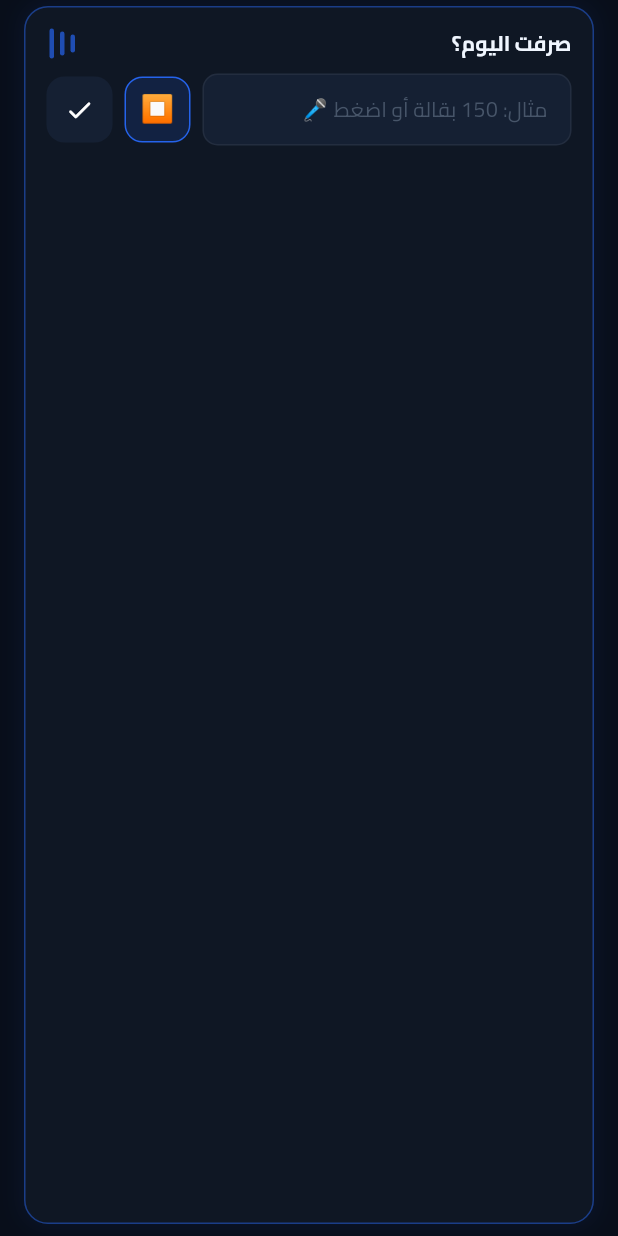
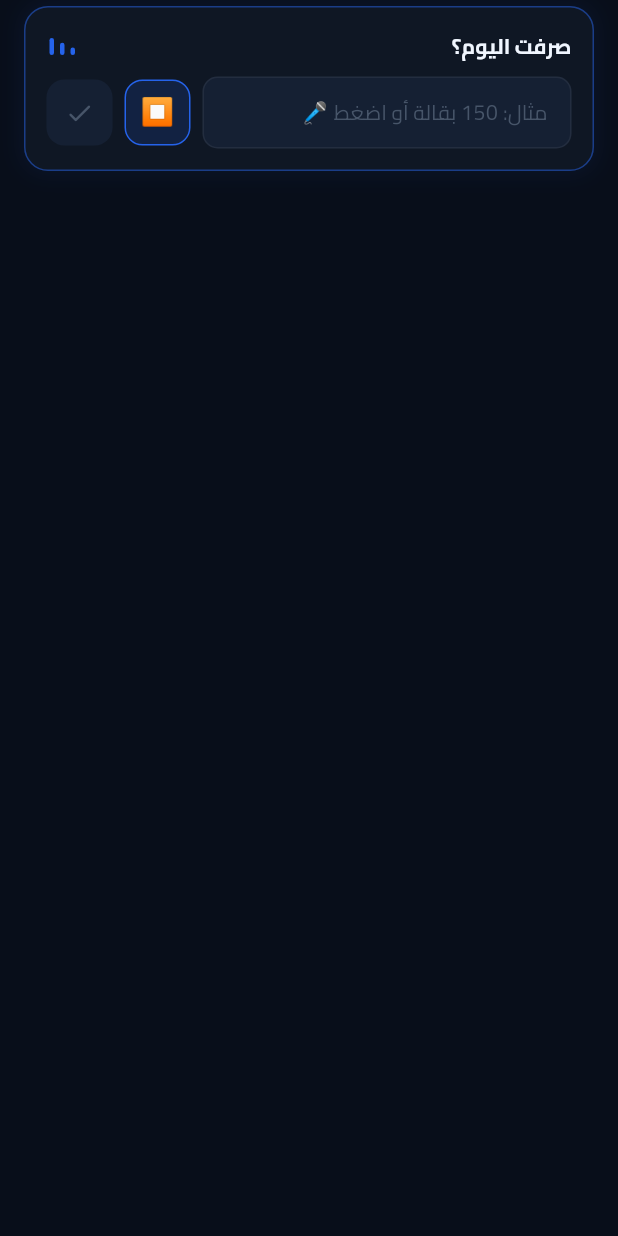
Before and after one commit to ReemAlsibakhi/mudabbir, a Flutter app: the DailyQuestionBar widget shown alone on an empty page, opened directly with empty values, after a tap on an icon or button, on a phone screen of 412 x 824 dp. Run offline on Flutter 3.47's test engine with Material 3 defaults, Android fonts, the phone set to English and light mode, and no system bars; our stand-ins replace equatable, flutter_local_notifications, flutter_riverpod, geocoding, geolocator, go_router and 7 more; missing offline and left inert: google_mlkit_text_recognition; accounts and stored records are empty.

Commit message:
fix: rewrite daily_question_bar + receipt_scanner — clean professional code
PROBLEMS IN PREVIOUS VERSION:
  receipt_scanner.dart:
    'from lib ...' inside build() method — invalid Dart syntax
    Missing categories.dart import at file level
    compile error on every build

  daily_question_bar.dart:
    Minor issues with speech_to_text API usage
    Not properly separated into sub-widgets

CLEAN REWRITE — receipt_scanner.dart:
  Architecture:
    ReceiptScanner          — main widget (scan button)
    _ConfirmSheet           — bottom sheet after OCR
    _ReceiptScannerState    — state logic, separated from UI

  OCR flow (4 clear steps):
    1. _showSourcePicker()  — camera or gallery modal
    2. _picker.pickImage()  — image_picker
    3. _extractAmountFromImage() — MLKit OCR + amount parsing
    4. _ConfirmSheet        — edit amount, select category, save

  _parseAmount():
    Handles Arabic-Indic digits (٠-٩) → ASCII
    Handles Arabic decimal separator (٫) → period
    Matches: 150 / 150.00 / 1,500
    Returns largest plausible number (= total)
    Bounds: 1 <= n <= 99999

CLEAN REWRITE — daily_question_bar.dart:
  Architecture:
    DailyQuestionBar        — main widget (orchestrator)
    _NaturalLanguageParser  — static parser, pure function
    _ParseResult            — immutable data class
    _MicButton              — isolated UI widget
    _SendButton             — isolated UI widget
    _PulseWave              — animated listening indicator

  Voice flow:
    _toggleListening()      — start/stop SpeechToText
    _onSpeechResult()       — update text field from voice
    _stopListening()        — stop + auto-submit if text present

  Parser:
    Normalizes Arabic digits
    Strips currency words (ريال / SAR)
    Extracts first number as amount
    Keyword matching for 6 categories
    Returns null if no number found

iOS PERMISSIONS ADDED to Info.plist:
  NSMicrophoneUsageDescription
  NSSpeechRecognitionUsageDescription
  (Camera + Photo already existed)

```diff
--- a/lib/features/daily/presentation/widgets/daily_question_bar.dart
+++ b/lib/features/daily/presentation/widgets/daily_question_bar.dart
@@ -1,5 +1,6 @@
 import 'package:flutter/material.dart';
 import 'package:flutter_riverpod/flutter_riverpod.dart';
+import 'package:speech_to_text/speech_recognition_result.dart';
 import 'package:speech_to_text/speech_to_text.dart';
 import '../../../../core/constants/app_strings.dart';
 import '../../../../core/constants/categories.dart';
@@ -10,12 +11,12 @@ import '../../../expenses/domain/usecases/add_expense_usecase.dart';
 import '../providers/daily_notifier.dart';
 
 // ══════════════════════════════════════════════════════════
-// DailyQuestionBar — "صرفت اليوم؟" — الـ PRD المتطلب الأول
-// يظهر في الجزء العلوي من شاشة اليوم
-// يدعم:
-//   1. إدخال نصي مباشر "150 بقالة"
-//   2. إدخال صوتي "قل صرفت 150 ريال على البقالة"
-//   3. تصنيف تلقائي من الكلمات المفتاحية
+// DailyQuestionBar
+// The main daily entry point: "صرفت اليوم؟"
+// Supports:
+//   • Text input:  "150 بقالة"
+//   • Voice input: say "صرفت 150 ريال على البقالة"
+//   • Auto-categorization from Arabic keywords
 // ══════════════════════════════════════════════════════════
 
 class DailyQuestionBar extends ConsumerStatefulWidget {
@@ -23,75 +24,105 @@ class DailyQuestionBar extends ConsumerStatefulWidget {
   const DailyQuestionBar({super.key, required this.month});
 
   @override
-  ConsumerState<DailyQuestionBar> createState() => _State();
+  ConsumerState<DailyQuestionBar> createState() => _DailyQuestionBarState();
 }
 
-class _State extends ConsumerState<DailyQuestionBar> {
-  final _ctrl     = TextEditingController();
-  final _speech   = SpeechToText();
-  bool  _loading  = false;
-  bool  _listening = false;
+class _DailyQuestionBarState extends ConsumerState<DailyQuestionBar> {
+  final _ctrl        = TextEditingController();
+  final _speech      = SpeechToText();
   bool  _speechReady = false;
+  bool  _listening   = false;
+  bool  _submitting  = false;
 
   @override
   void initState() {
     super.initState();
+    _ctrl.addListener(() => setState(() {})); // rebuild send button
     _initSpeech();
   }
 
   Future<void> _initSpeech() async {
-    _speechReady = await _speech.initialize(
-      onStatus: (s) {
-        if (s == 'done' || s == 'notListening') {
-          if (mounted) setState(() => _listening = false);
-          if (_ctrl.text.isNotEmpty) _parseAndSubmit(_ctrl.text);
+    final available = await _speech.initialize(
+      onError:  (_) => _stopListening(),
+      onStatus: (status) {
+        if ((status == 'done' || status == 'notListening') && mounted) {
+          _stopListening();
         }
       },
     );
-    if (mounted) setState(() {});
+    if (mounted) setState(() => _speechReady = available);
   }
 
   @override
-  void dispose() { _ctrl.dispose(); _speech.stop(); super.dispose(); }
+  void dispose() {
+    _ctrl.dispose();
+    _speech.cancel();
+    super.dispose();
+  }
 
   @override
-  Widget build(BuildContext context) => Container(
+  Widget build(BuildContext context) {
+    return Container(
       margin:  const EdgeInsets.fromLTRB(16, 4, 16, 8),
-    padding: const EdgeInsets.fromLTRB(14, 12, 14, 12),
+      padding: const EdgeInsets.all(14),
       decoration: BoxDecoration(
         color:        AppColors.surface1,
         borderRadius: BorderRadius.circular(16),
-      border:       Border.all(
+        border: Border.all(
           color: _listening
               ? AppColors.accent.withOpacity(0.5)
-            : AppColors.border),
+              : AppColors.border,
+        ),
         boxShadow: _listening
-          ? [BoxShadow(color: AppColors.accent.withOpacity(0.08),
-              blurRadius: 12, spreadRadius: 1)]
+            ? [BoxShadow(
+                color:      AppColors.accent.withOpacity(0.08),
+                blurRadius: 12,
+                spreadRadius: 1)]
             : null,
       ),
       child: Column(
         crossAxisAlignment: CrossAxisAlignment.start,
+        mainAxisSize: MainAxisSize.min,
         children: [
-        // Question header
+          // ── Header row ────────────────────────────────
           Row(
             children: [
               Text(AppStrings.dailyQuestion,
                 style: AppTextStyles.bodyBold),
               const Spacer(),
-            if (_listening)
-              const _PulseWave(),
+              if (_listening) const _PulseWave(),
             ],
           ),
           const SizedBox(height: 8),
-        // Input row
+
+          // ── Input row ─────────────────────────────────
           Row(
             children: [
-            Expanded(
-              child: TextField(
+              Expanded(child: _buildTextField()),
+              const SizedBox(width: 8),
+              _MicButton(
+                listening:   _listening,
+                available:   _speechReady,
+                onTap:       _toggleListening,
+              ),
+              const SizedBox(width: 8),
+              _SendButton(
+                hasText:    _ctrl.text.trim().isNotEmpty,
+                submitting: _submitting,
+                onTap:      () => _submit(_ctrl.text),
+              ),
+            ],
+          ),
+        ],
+      ),
+    );
+  }
+
+  Widget _buildTextField() {
+    return TextField(
       controller:    _ctrl,
       textDirection: TextDirection.rtl,
-                onSubmitted:   _parseAndSubmit,
+      onSubmitted:   _submit,
       style: AppTextStyles.body.copyWith(color: AppColors.textPrimary),
       decoration: InputDecoration(
         hintText:       AppStrings.dailyQuestionHint,
@@ -105,140 +136,136 @@ class _State extends ConsumerState<DailyQuestionBar> {
           borderRadius: BorderRadius.circular(10),
           borderSide: BorderSide(color: AppColors.border),
         ),
+        focusedBorder: OutlineInputBorder(
+          borderRadius: BorderRadius.circular(10),
+          borderSide: BorderSide(color: AppColors.accent, width: 1.5),
         ),
       ),
-            ),
-            const SizedBox(width: 8),
-            // Voice button
-            GestureDetector(
-              onTap: _toggleListening,
-              child: AnimatedContainer(
-                duration: const Duration(milliseconds: 200),
-                width: 44, height: 44,
-                decoration: BoxDecoration(
-                  color: _listening
-                      ? AppColors.accent.withOpacity(0.15)
-                      : AppColors.surface2,
-                  borderRadius: BorderRadius.circular(12),
-                  border: Border.all(
-                    color: _listening ? AppColors.accent : AppColors.border),
-                ),
-                child: Center(
-                  child: Text(
-                    _listening ? '⏹️' : '🎤',
-                    style: const TextStyle(fontSize: 18)),
-                ),
-              ),
-            ),
-            const SizedBox(width: 8),
-            // Submit button
-            GestureDetector(
-              onTap: _loading ? null : () => _parseAndSubmit(_ctrl.text),
-              child: AnimatedContainer(
-                duration: const Duration(milliseconds: 200),
-                width: 44, height: 44,
-                decoration: BoxDecoration(
-                  gradient:     _ctrl.text.isEmpty ? null : AppColors.primary,
-                  color:        _ctrl.text.isEmpty ? AppColors.surface2 : null,
-                  borderRadius: BorderRadius.circular(12),
-                ),
-                child: Center(
-                  child: _loading
-                      ? const SizedBox(
-                          width: 16, height: 16,
-                          child: CircularProgressIndicator(
-                            strokeWidth: 2, color: Colors.white))
-                      : const Icon(Icons.check_rounded,
-                          size: 20, color: Colors.white),
-                ),
-              ),
-            ),
-          ],
-        ),
-      ],
-    ),
     );
+  }
+
+  // ── Voice ──────────────────────────────────────────────
 
   Future<void> _toggleListening() async {
     if (_listening) {
-      await _speech.stop();
-      setState(() => _listening = false);
-    } else if (_speechReady) {
+      _stopListening();
+      return;
+    }
+    if (!_speechReady) {
+      context.showSnack(AppStrings.voiceNotSupported,
+        color: AppColors.warning);
+      return;
+    }
+
     setState(() { _listening = true; _ctrl.clear(); });
+
     await _speech.listen(
-        onResult: (r) {
-          if (mounted) setState(() => _ctrl.text = r.recognizedWords);
-        },
-        localeId: 'ar_SA',
-        listenFor:     const Duration(seconds: 10),
-        pauseFor:      const Duration(seconds: 3),
+      onResult:  _onSpeechResult,
+      localeId:  'ar_SA',
+      listenFor: const Duration(seconds: 10),
+      pauseFor:  const Duration(seconds: 3),
     );
-    } else {
-      context.showSnack(AppStrings.voiceNotSupported, color: AppColors.warning);
+  }
+
+  void _onSpeechResult(SpeechRecognitionResult result) {
+    if (!mounted) return;
+    setState(() => _ctrl.text = result.recognizedWords);
+  }
+
+  void _stopListening() {
+    _speech.stop();
+    if (mounted) setState(() => _listening = false);
+    // Auto-submit if text was captured by voice
+    if (_ctrl.text.trim().isNotEmpty) {
+      _submit(_ctrl.text);
     }
   }
 
-  Future<void> _parseAndSubmit(String text) async {
+  // ── Submit ─────────────────────────────────────────────
+
+  Future<void> _submit(String text) async {
     final trimmed = text.trim();
-    if (trimmed.isEmpty) return;
-    setState(() => _loading = true);
+    if (trimmed.isEmpty || _submitting) return;
 
-    // Parse: extract amount + category from natural language
-    final parsed = _parseNaturalText(trimmed);
+    final parsed = _NaturalLanguageParser.parse(trimmed);
     if (parsed == null) {
-      if (mounted) {
       context.showSnack(AppStrings.voiceParseError, color: AppColors.error);
-        setState(() => _loading = false);
-      }
       return;
     }
 
+    setState(() => _submitting = true);
+
+    final cat   = getCategoryById(parsed.categoryId);
     final error = await ref.read(dailyActionsProvider).addExpenseAndLog(
       AddExpenseParams(
         categoryId: parsed.categoryId,
         name:       parsed.description.isNotEmpty
-            ? parsed.description
-            : getCategoryById(parsed.categoryId).nameAr,
+            ? parsed.description : cat.nameAr,
         amountRaw:  parsed.amount.toString(),
         date:       DateTime.now(),
       ),
     );
 
     if (!mounted) return;
-    setState(() { _loading = false; _ctrl.clear(); });
+    setState(() { _submitting = false; _ctrl.clear(); });
+
     if (error == null) {
       context.showSnack(
-        '✅ ${AppStrings.voiceAddedPre}${parsed.amount.toStringAsFixed(0)} '
-        '${AppStrings.voiceAddedMid}${getCategoryById(parsed.categoryId).nameAr}',
+        '${AppStrings.voiceAddedPre}'
+        '${parsed.amount.toStringAsFixed(0)} '
+        '${AppStrings.voiceAddedMid}'
+        '${cat.nameAr}',
         color: AppColors.success);
     } else {
       context.showSnack(error, color: AppColors.error);
     }
   }
+}
 
-  // Natural language parser: "صرفت 150 ريال على البقالة"
-  _ParseResult? _parseNaturalText(String text) {
-    // 1. Extract amount (first number found — Arabic or Latin digits)
-    final normalized = text
-        .replaceAllMapped(RegExp(r'[٠-٩]'),
-            (m) => (m.group(0)!.codeUnitAt(0) - 0x0660).toString())
+// ══════════════════════════════════════════════════════════
+// Natural Language Parser
+// Parses: "صرفت 150 ريال على البقالة" → amount=150, cat=food
+// ══════════════════════════════════════════════════════════
+
+class _ParseResult {
+  final double amount;
+  final String categoryId;
+  final String description;
+  const _ParseResult({
+    required this.amount,
+    required this.categoryId,
+    required this.description,
+  });
+}
+
+abstract final class _NaturalLanguageParser {
+  static _ParseResult? parse(String text) {
+    // 1. Normalize Arabic-Indic digits → ASCII
+    final cleaned = text
+        .replaceAllMapped(
+          RegExp(r'[٠-٩]'),
+          (m) => (m.group(0)!.codeUnitAt(0) - 0x0660).toString(),
+        )
         .replaceAll('ريال', '')
-        .replaceAll('SR', '')
-        .trim();
+        .replaceAll('رس', '')
+        .replaceAll('SAR', '')
+        .replaceAll('SR', '');
 
-    final amountMatch = RegExp(r'\d+(?:\.\d+)?').firstMatch(normalized);
-    if (amountMatch == null) return null;
-    final amount = double.tryParse(amountMatch.group(0)!);
+    // 2. Extract first number (the amount)
+    final numMatch = RegExp(r'\d+(?:\.\d+)?').firstMatch(cleaned);
+    if (numMatch == null) return null;
+
+    final amount = double.tryParse(numMatch.group(0)!);
     if (amount == null || amount <= 0) return null;
 
-    // 2. Detect category from keywords
-    final lower     = text.toLowerCase();
+    // 3. Detect category from Arabic keywords
+    final lower      = text;
     final categoryId = _detectCategory(lower);
 
-    // 3. Remaining text as description
-    final desc = normalized
-        .replaceFirst(amountMatch.group(0)!, '')
-        .replaceAll(RegExp(r'صرفت|على|في|من|ب|ال'), '')
+    // 4. Build description from remaining text
+    final desc = cleaned
+        .replaceFirst(numMatch.group(0)!, '')
+        .replaceAll(RegExp(r'صرفت|على|في|من|بـ?|ال'), '')
         .trim();
 
     return _ParseResult(
@@ -248,56 +275,148 @@ class _State extends ConsumerState<DailyQuestionBar> {
     );
   }
 
-  String _detectCategory(String text) {
-    if (_has(text, ['مطعم','أكل','وجبة','كافيه','قهوة','شاورما','برجر'])) return 'restaurants';
-    if (_has(text, ['بقالة','جرير','لولو','كارفور','سوبر','بنده','هايبر'])) return 'food';
-    if (_has(text, ['بنزين','وقود','سيارة','تاكسي','أوبر','كريم','باص'])) return 'transport';
-    if (_has(text, ['دواء','صيدلية','دكتور','مستشفى','كلينك','طبيب'])) return 'health';
-    if (_has(text, ['ملابس','تسوق','مول','شوبينج','هدية','أمازون'])) return 'shopping';
-    if (_has(text, ['فاتورة','كهرباء','ماء','انترنت','هاتف','اشتراك'])) return 'utilities';
+  static String _detectCategory(String text) {
+    if (_containsAny(text, ['مطعم','وجبة','كافيه','قهوة','شاورما',
+        'برجر','بيتزا','فطور','غداء','عشاء','أكل'])) return 'restaurants';
+    if (_containsAny(text, ['بقالة','جرير','لولو','كارفور','بنده',
+        'هايبر','سوبر','تمور','خضار','فواكه'])) return 'food';
+    if (_containsAny(text, ['بنزين','وقود','تاكسي','أوبر','كريم',
+        'باص','مواصلات','سيارة','توصيل'])) return 'transport';
+    if (_containsAny(text, ['دواء','صيدلية','دكتور','مستشفى',
+        'كلينك','طبيب','حجز','علاج'])) return 'health';
+    if (_containsAny(text, ['ملابس','تسوق','مول','شوبينج',
+        'هدية','أمازون','نون','زارا'])) return 'shopping';
+    if (_containsAny(text, ['فاتورة','كهرباء','ماء','انترنت',
+        'هاتف','اشتراك','ايجار','تلفون'])) return 'utilities';
     return 'other';
   }
 
-  bool _has(String text, List<String> keywords) =>
-      keywords.any((k) => text.contains(k));
+  static bool _containsAny(String text, List<String> keywords) =>
+      keywords.any(text.contains);
 }
 
-class _ParseResult {
-  final double amount;
-  final String categoryId, description;
-  const _ParseResult({required this.amount, required this.categoryId, required this.description});
+// ══════════════════════════════════════════════════════════
+// Sub-widgets
+// ══════════════════════════════════════════════════════════
+
+class _MicButton extends StatelessWidget {
+  final bool listening, available;
+  final VoidCallback onTap;
+  const _MicButton({
+    required this.listening,
+    required this.available,
+    required this.onTap,
+  });
+
+  @override
+  Widget build(BuildContext context) {
+    return GestureDetector(
+      onTap: onTap,
+      child: AnimatedContainer(
+        duration: const Duration(milliseconds: 200),
+        width: 44, height: 44,
+        decoration: BoxDecoration(
+          color: listening
+              ? AppColors.accent.withOpacity(0.15)
+              : AppColors.surface2,
+          borderRadius: BorderRadius.circular(12),
+          border: Border.all(
+            color: listening ? AppColors.accent : AppColors.border),
+        ),
+        child: Center(
+          child: Text(
+            listening ? '⏹️' : (available ? '🎤' : '🔇'),
+            style: const TextStyle(fontSize: 18)),
+        ),
+      ),
+    );
+  }
 }
 
-// Animated sound wave for listening state
+class _SendButton extends StatelessWidget {
+  final bool hasText, submitting;
+  final VoidCallback onTap;
+  const _SendButton({
+    required this.hasText,
+    required this.submitting,
+    required this.onTap,
+  });
+
+  @override
+  Widget build(BuildContext context) {
+    return GestureDetector(
+      onTap: (hasText && !submitting) ? onTap : null,
+      child: AnimatedContainer(
+        duration: const Duration(milliseconds: 200),
+        width: 44, height: 44,
+        decoration: BoxDecoration(
+          gradient: hasText && !submitting ? AppColors.primary : null,
+          color:    (!hasText || submitting) ? AppColors.surface2 : null,
+          borderRadius: BorderRadius.circular(12),
+        ),
+        child: Center(
+          child: submitting
+              ? const SizedBox(
+                  width: 18, height: 18,
+                  child: CircularProgressIndicator(
+                    strokeWidth: 2, color: Colors.white))
+              : Icon(
+                  Icons.check_rounded,
+                  size:  20,
+                  color: hasText ? Colors.white : AppColors.textTertiary),
+        ),
+      ),
+    );
+  }
+}
+
+// Animated pulse wave shown while listening
 class _PulseWave extends StatefulWidget {
   const _PulseWave();
-  @override State<_PulseWave> createState() => _PulseWaveState();
+
+  @override
+  State<_PulseWave> createState() => _PulseWaveState();
 }
+
 class _PulseWaveState extends State<_PulseWave>
     with SingleTickerProviderStateMixin {
-  late final AnimationController _c;
-  late final Animation<double> _anim;
+  late final AnimationController _ctrl;
+  late final Animation<double>   _anim;
+
   @override
   void initState() {
     super.initState();
-    _c = AnimationController(
-      vsync: this, duration: const Duration(milliseconds: 700))
-      ..repeat(reverse: true);
-    _anim = Tween<double>(begin: 0.5, end: 1.0).animate(_c);
+    _ctrl = AnimationController(
+      vsync:    this,
+      duration: const Duration(milliseconds: 700),
+    )..repeat(reverse: true);
+    _anim = Tween<double>(begin: 0.4, end: 1.0)
+        .animate(CurvedAnimation(parent: _ctrl, curve: Curves.easeInOut));
   }
-  @override void dispose() { _c.dispose(); super.dispose(); }
+
   @override
-  Widget build(BuildContext context) => AnimatedBuilder(
+  void dispose() { _ctrl.dispose(); super.dispose(); }
+
+  @override
+  Widget build(BuildContext context) {
+    return AnimatedBuilder(
       animation: _anim,
       builder: (_, __) => Row(
-      children: List.generate(3, (i) => Container(
-        width:  3, height: 12 + i * 4.0,
+        mainAxisSize: MainAxisSize.min,
+        crossAxisAlignment: CrossAxisAlignment.end,
+        children: List.generate(3, (i) {
+          final h = 8.0 + i * 5.0;
+          return Container(
+            width:  3,
+            height: h * _anim.value,
             margin: const EdgeInsets.symmetric(horizontal: 2),
             decoration: BoxDecoration(
-          color:        AppColors.accent.withOpacity(_anim.value),
+              color:        AppColors.accent,
               borderRadius: BorderRadius.circular(2),
             ),
-      )),
+          );
+        }),
       ),
     );
   }
+}
```
Also changed, not shown: lib/features/daily/presentation/widgets/receipt_scanner.dart (+154 -114 lines), 1 other file. Lines whose indentation alone changed are shown as unchanged.
